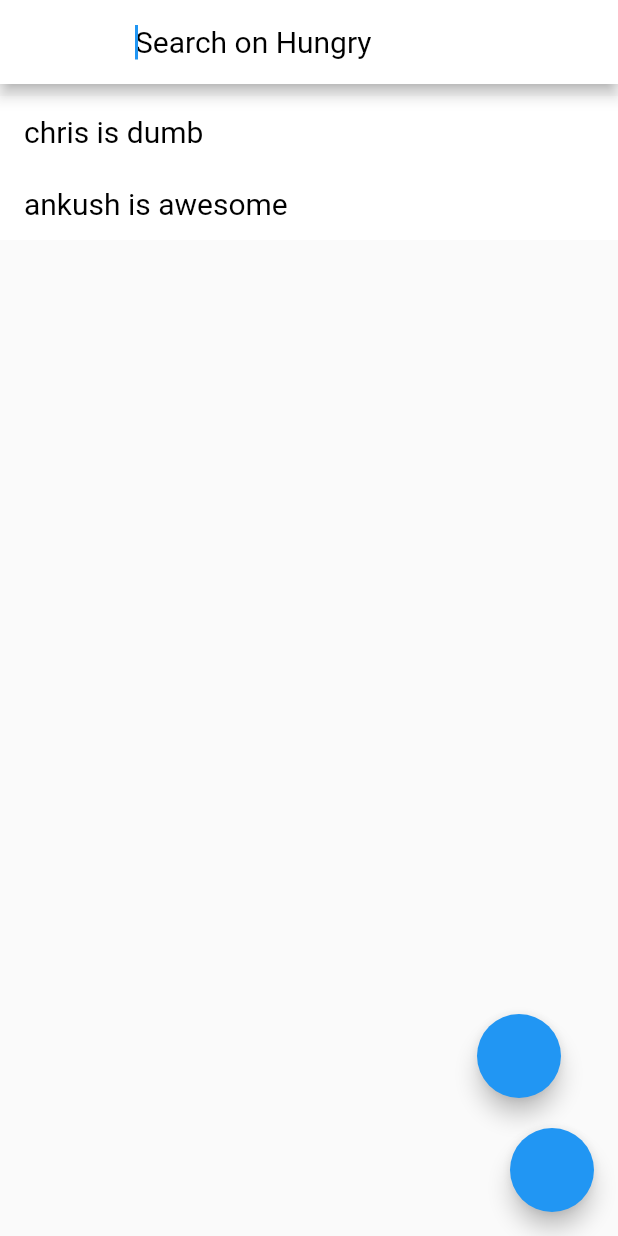
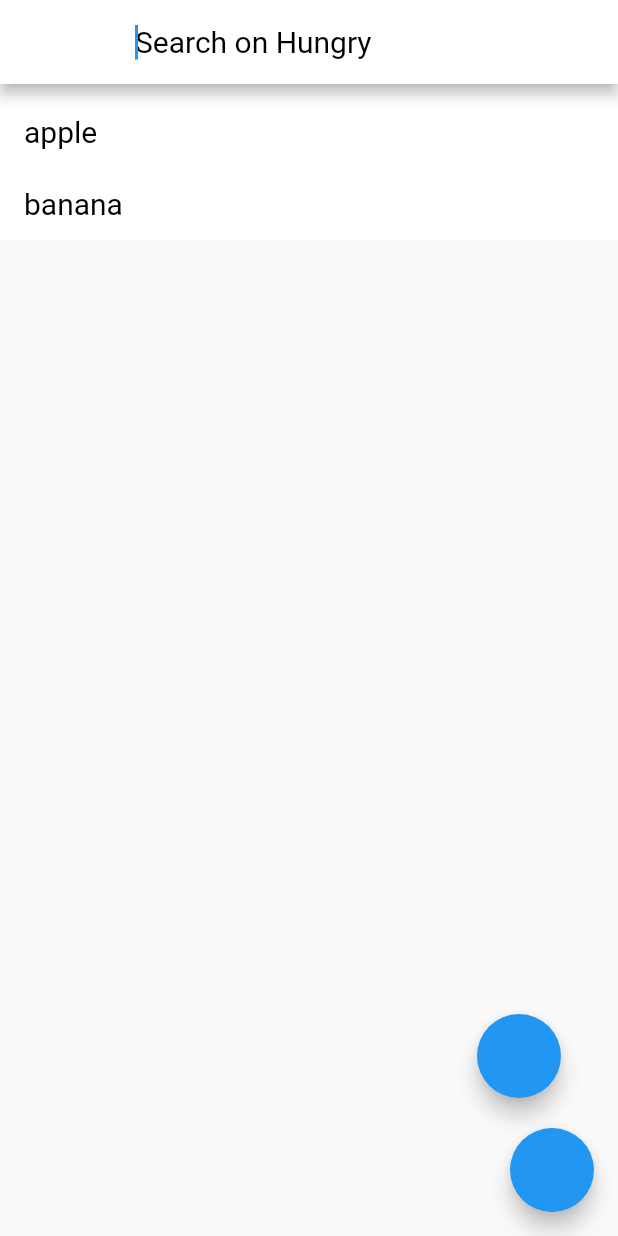
Before and after one commit to dark-mode/Material_Search_Bar, a Flutter app: the screen it shows after launch, on a phone screen of 412 x 824 dp. Run offline on Flutter 3.47's test engine with Material 2 defaults, Android fonts, the phone set to English and light mode, and no system bars; missing offline and left inert: trie.

Commit message:
Small Change

```diff
--- a/example/lib/main.dart
+++ b/example/lib/main.dart
@@ -52,18 +52,8 @@ class _MyAppState extends State<MyApp> {
       checkmarkIcon: Icon(Icons.check, color: Colors.teal[400]),
       submitButton: FloatingActionButton(),
       clearButton: FloatingActionButton(),
-      items: ['chris is dumb', 'ankush is awesome'],
+      items: ['apple', 'banana'],
       onSubmit: (String value) => print('hi'),
     );
-//    return new MaterialApp(
-//      home: new Scaffold(
-//        appBar: new AppBar(
-//          title: const Text('Plugin example app'),
-//        ),
-//        body: new Center(
-//          child: new Text('Running on: $_platformVersion\n'),
-//        ),
-//      ),
-//    );
   }
 }
```
